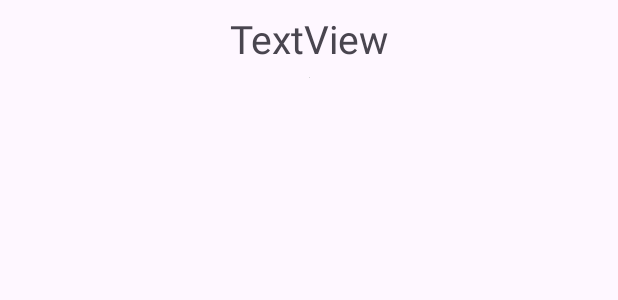
After one commit to DiegoGervazoni/OceanJornadaAndroidMar2024, an Android app: the layout item_layout.xml on its own in the app's theme, with its tools: preview values and no code run, on a phone screen of 412 x 824 dp. The commit adds this screen. Shown: the top 300 px of the screen. Run offline under Robolectric (Android 15) with nearby library versions, the phone set to English and light mode, and no system bars.

Commit message:
Recycler view e layout (WIP)

```diff
--- /dev/null
+++ b/app/src/main/res/layout/item_layout.xml
@@ -0,0 +1,36 @@
+<?xml version="1.0" encoding="utf-8"?>
+<androidx.constraintlayout.widget.ConstraintLayout xmlns:android="http://schemas.android.com/apk/res/android"
+    xmlns:app="http://schemas.android.com/apk/res-auto"
+    xmlns:tools="http://schemas.android.com/tools"
+    android:layout_width="match_parent"
+    android:layout_height="wrap_content">
+
+    <TextView
+        android:id="@+id/textView"
+        android:layout_width="wrap_content"
+        android:layout_height="wrap_content"
+        android:layout_marginStart="8dp"
+        android:layout_marginLeft="8dp"
+        android:layout_marginTop="8dp"
+        android:layout_marginEnd="8dp"
+        android:layout_marginRight="8dp"
+        android:text="TextView"
+        android:textSize="26sp"
+        app:layout_constraintEnd_toEndOf="parent"
+        app:layout_constraintStart_toStartOf="parent"
+        app:layout_constraintTop_toTopOf="parent" />
+
+    <ImageView
+        android:id="@+id/imageView"
+        android:layout_width="wrap_content"
+        android:layout_height="wrap_content"
+        android:layout_marginStart="8dp"
+        android:layout_marginLeft="8dp"
+        android:layout_marginTop="8dp"
+        android:layout_marginEnd="8dp"
+        android:layout_marginRight="8dp"
+        app:layout_constraintEnd_toEndOf="parent"
+        app:layout_constraintStart_toStartOf="parent"
+        app:layout_constraintTop_toBottomOf="@+id/textView"
+        tools:srcCompat="@tools:sample/avatars" />
+</androidx.constraintlayout.widget.ConstraintLayout>
```
Also changed, not shown: app/src/main/res/layout/activity_main.xml (+15 -0 lines).
